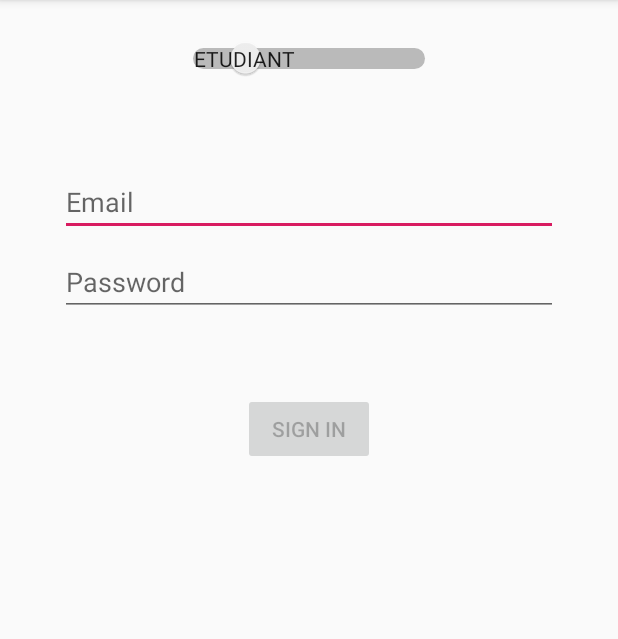
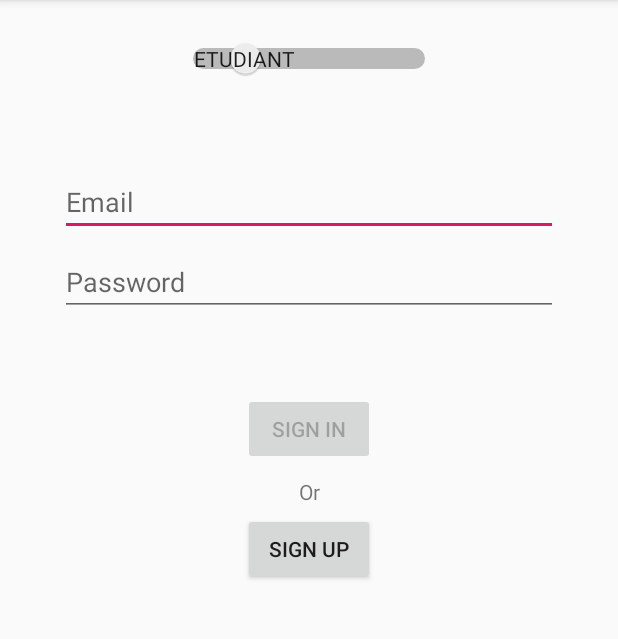
Before and after one commit to c2-bey-2019/GLG204, an Android app: the screen it shows after launch (LoginActivity), on a phone screen of 412 x 824 dp, the part 84-723 px from its top. Run offline under Robolectric (Android 15) with nearby library versions, the phone set to English and light mode, and no system bars.

Commit message:
Update activity_login.xml

```diff
--- a/CNAMEtudiantAPP/app/src/main/res/layout/activity_login.xml
+++ b/CNAMEtudiantAPP/app/src/main/res/layout/activity_login.xml
@@ -96,5 +96,34 @@
         app:layout_constraintStart_toStartOf="parent"
         app:layout_constraintTop_toTopOf="parent" />
 
+    <TextView
+        android:id="@+id/textView"
+        android:layout_width="76dp"
+        android:layout_height="16dp"
+        android:layout_marginStart="8dp"
+        android:layout_marginLeft="8dp"
+        android:layout_marginTop="8dp"
+        android:layout_marginEnd="8dp"
+        android:layout_marginRight="8dp"
+        android:textAlignment="center"
+        android:text="Or"
+        app:layout_constraintEnd_toEndOf="parent"
+        app:layout_constraintStart_toStartOf="parent"
+        app:layout_constraintTop_toBottomOf="@+id/login" />
+
+    <Button
+        android:id="@+id/button"
+        android:layout_width="wrap_content"
+        android:layout_height="wrap_content"
+        android:layout_marginStart="8dp"
+        android:layout_marginLeft="8dp"
+        android:layout_marginTop="8dp"
+        android:layout_marginEnd="8dp"
+        android:layout_marginRight="8dp"
+        android:text="Sign up"
+        app:layout_constraintEnd_toEndOf="parent"
+        app:layout_constraintStart_toStartOf="parent"
+        app:layout_constraintTop_toBottomOf="@+id/textView" />
+
 
 </androidx.constraintlayout.widget.ConstraintLayout>
```
